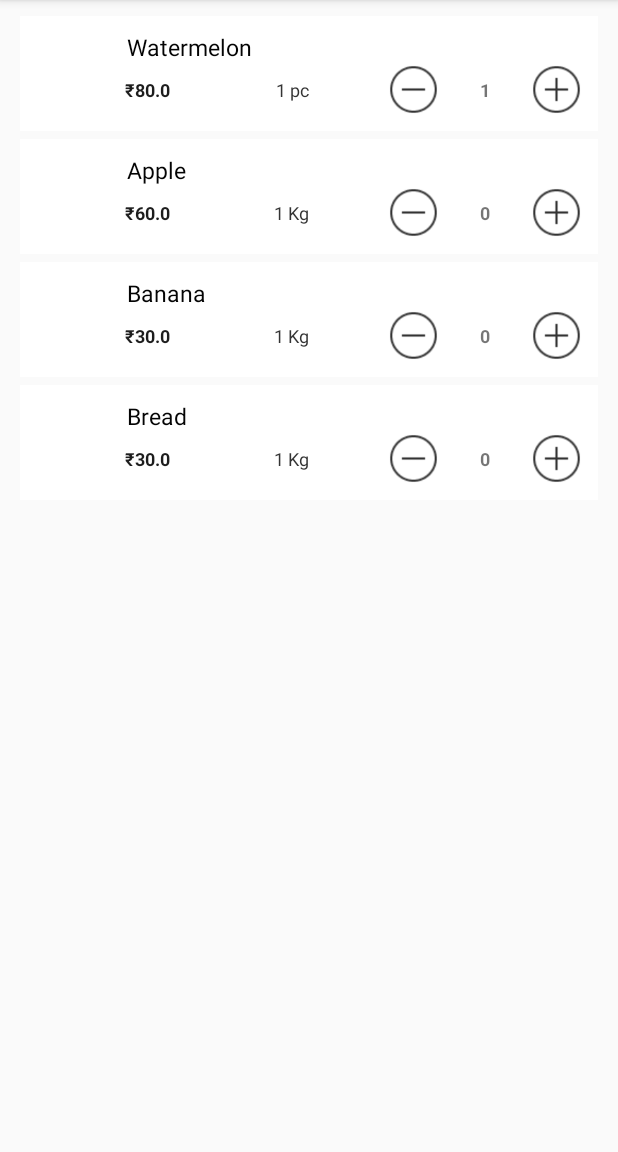
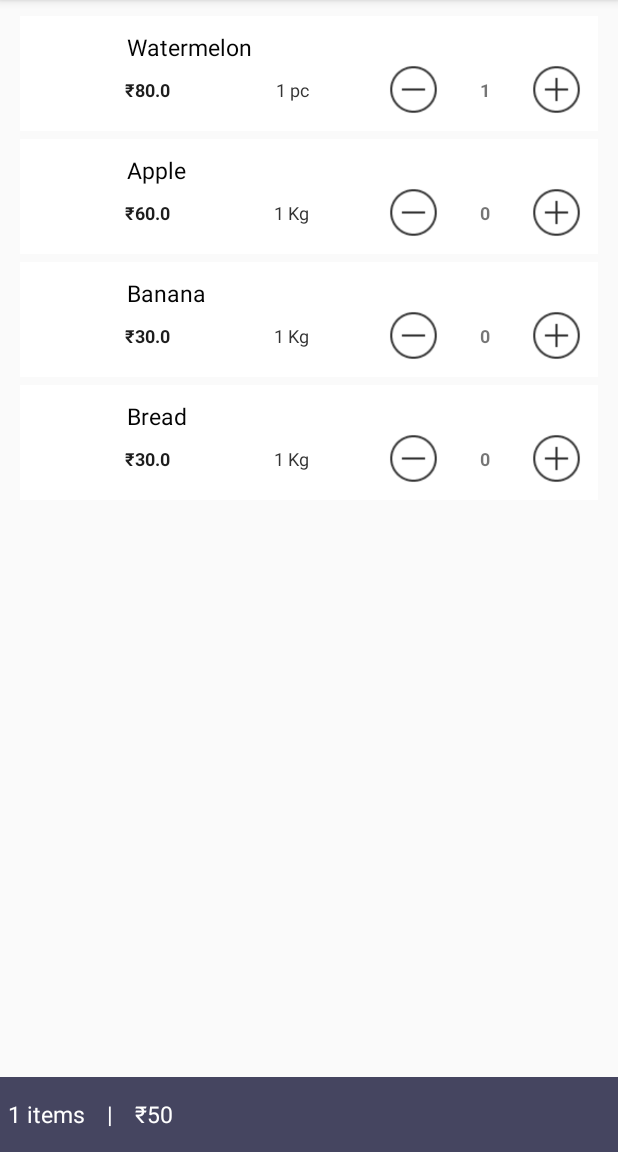
Before and after one commit to mridah/sample-grocery-app, an Android app: the screen it shows after launch (MainActivity), after a tap on an icon or button, on a phone screen of 412 x 824 dp, the part 84-1236 px from its top. Run offline under Robolectric (Android 15) with nearby library versions, the light colour scheme and no system bars; 1 statement that could not run was skipped.

Commit message:
Create pricebar + display selected items count

```diff
--- a/app/src/main/java/com/mridulahuja/groceryapp/activities/MainActivity.java
+++ b/app/src/main/java/com/mridulahuja/groceryapp/activities/MainActivity.java
@@ -8,12 +8,15 @@ import android.support.v7.widget.RecyclerView;
 import android.support.v7.widget.Toolbar;
 import android.view.View;
 import android.widget.LinearLayout;
+import android.widget.RelativeLayout;
 import android.widget.TextView;
 import android.widget.Toast;
 
 import com.mridulahuja.groceryapp.R;
 import com.mridulahuja.groceryapp.adapters.GroceryAdapter;
 import com.mridulahuja.groceryapp.models.Grocery;
+
+import org.w3c.dom.Text;
 
 import java.io.File;
 import java.util.ArrayList;
@@ -25,12 +28,25 @@ public class MainActivity extends AppCompatActivity {
     private RecyclerView recyclerView;
     private GroceryAdapter mAdapter;
 
+    private RelativeLayout layoutPricebar;
+    private TextView lblItemCount;
+    private TextView lblTotalPrice;
+
+    private int totalItemsSelected = 0;
+    private  int getTotalItemsSelectedPrice = 0;
+
     @Override
     protected void onCreate(Bundle savedInstanceState) {
         super.onCreate(savedInstanceState);
         setContentView(R.layout.activity_main);
 
+        /*
+        * setting handlers
+        */
         recyclerView = (RecyclerView) findViewById(R.id.recycler_view);
+        layoutPricebar = (RelativeLayout) findViewById(R.id.layoutPricebar);
+        lblItemCount = (TextView) findViewById(R.id.lblItemCount);
+        lblTotalPrice = (TextView) findViewById(R.id.lblTotalPrice);
 
         mAdapter = new GroceryAdapter(groceryList, new GroceryAdapter.GroceryAdapterListener() {
             @Override
@@ -38,10 +54,13 @@ public class MainActivity extends AppCompatActivity {
                 LinearLayout layout = (LinearLayout) v.getParent();
                 TextView txtQuantity = (TextView) layout.findViewById(R.id.txtQuantity);
                 int quantity = Integer.parseInt(txtQuantity.getText().toString());
-                if(quantity>0)
-                quantity -= 1;
+                if(quantity>0) {
+                    quantity -= 1;
+                    totalItemsSelected -= 1;
+                }
 
                 txtQuantity.setText(quantity+"");
+                showHidePricebar();
             }
 
             @Override
@@ -50,9 +69,10 @@ public class MainActivity extends AppCompatActivity {
                 TextView txtQuantity = (TextView) layout.findViewById(R.id.txtQuantity);
                 int quantity = Integer.parseInt(txtQuantity.getText().toString());
                 quantity += 1;
+                totalItemsSelected += 1;
 
                 txtQuantity.setText(quantity+"");
-
+                showHidePricebar();
             }
         });
 
@@ -88,9 +108,18 @@ public class MainActivity extends AppCompatActivity {
 
 
 
+        mAdapter.notifyDataSetChanged();
+    }
 
 
-
-        mAdapter.notifyDataSetChanged();
+    private void showHidePricebar() {
+        if(totalItemsSelected>0) {
+            String quantity = totalItemsSelected + " items";
+            lblItemCount.setText(quantity);
+            layoutPricebar.setVisibility(View.VISIBLE);
+        }
+        else {
+            layoutPricebar.setVisibility(View.GONE);
+        }
     }
 }
--- a/app/src/main/res/layout/activity_main.xml
+++ b/app/src/main/res/layout/activity_main.xml
@@ -20,4 +20,75 @@
         android:layout_marginStart="8dp"
         android:layout_marginEnd="8dp" />
 
+    <RelativeLayout
+        android:id="@+id/layoutPricebar"
+        android:layout_width="0dp"
+        android:layout_height="50dp"
+        android:background="#454560"
+        android:layout_marginLeft="0dp"
+        app:layout_constraintLeft_toLeftOf="parent"
+        android:layout_marginRight="0dp"
+        app:layout_constraintRight_toRightOf="parent"
+        app:layout_constraintHorizontal_bias="0.0"
+        app:layout_constraintBottom_toBottomOf="parent"
+        android:layout_marginBottom="0dp"
+        android:visibility="gone">
+
+        <TextView
+            android:id="@+id/lblItemCount"
+            android:layout_width="wrap_content"
+            android:layout_height="match_parent"
+            android:layout_alignParentTop="true"
+            android:layout_alignParentBottom="true"
+            android:layout_centerHorizontal="true"
+            android:layout_centerVertical="true"
+            android:gravity="center"
+            android:padding="5sp"
+            android:layout_marginTop="0dp"
+            android:textColor="#ffffff"
+            android:textSize="15sp"
+            android:layout_alignParentLeft="true"
+            android:layout_alignParentStart="true"
+            android:layout_marginRight="0dp"
+            android:text="5 Items" />
+
+        <TextView
+            android:id="@+id/lblItemCountSeparator"
+            android:layout_width="wrap_content"
+            android:layout_height="match_parent"
+            android:layout_alignParentTop="true"
+            android:layout_alignParentBottom="true"
+            android:layout_centerHorizontal="true"
+            android:layout_centerVertical="true"
+            android:layout_toRightOf="@+id/lblItemCount"
+            android:layout_toEndOf="@+id/lblItemCount"
+            android:gravity="center"
+            android:padding="5sp"
+            android:layout_marginTop="0dp"
+            android:textColor="#ffffff"
+            android:textSize="15sp"
+            android:layout_marginRight="0dp"
+            android:text=" | " />
+
+        <TextView
+            android:id="@+id/lblTotalPrice"
+            android:layout_width="wrap_content"
+            android:layout_height="match_parent"
+            android:layout_alignParentTop="true"
+            android:layout_alignParentBottom="true"
+            android:layout_centerHorizontal="true"
+            android:layout_centerVertical="true"
+            android:layout_toRightOf="@+id/lblItemCountSeparator"
+            android:layout_toEndOf="@+id/lblItemCountSeparator"
+            android:gravity="center"
+            android:padding="5sp"
+            android:layout_marginTop="0dp"
+            android:textColor="#ffffff"
+            android:textSize="15sp"
+            android:layout_marginRight="0dp"
+            android:text="₹50" />
+
+
+    </RelativeLayout>
+
 </android.support.constraint.ConstraintLayout>
--- a/app/src/main/res/layout/grocery_list_item.xml
+++ b/app/src/main/res/layout/grocery_list_item.xml
@@ -15,14 +15,16 @@
         android:orientation="horizontal"
         android:padding="10dp" >
 
-        <!-- ListRow Left sied Thumbnail image -->
+        <!-- ListRow Left side Thumbnail image -->
 
         <LinearLayout
             android:id="@+id/thumbnail"
             android:layout_width="wrap_content"
             android:layout_height="wrap_content"
             android:layout_alignParentLeft="true"
+            android:layout_alignParentStart="true"
             android:layout_marginRight="7dip"
+            android:layout_marginEnd="7dip"
             android:padding="2dip" >
 
             <ImageView
```
